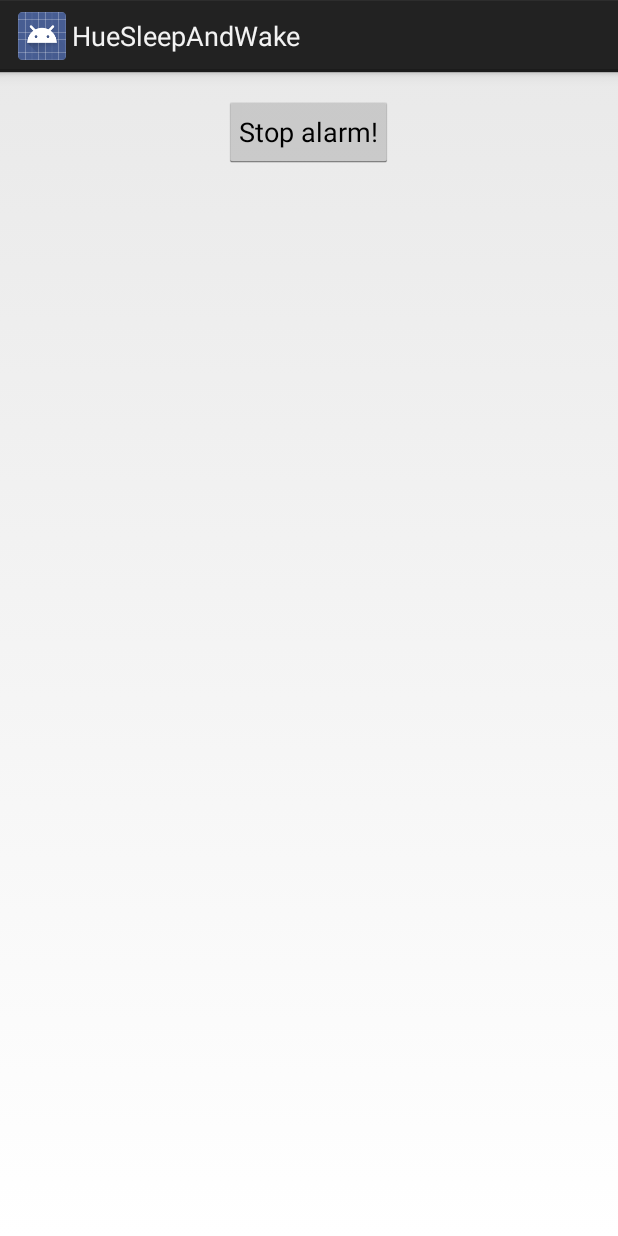
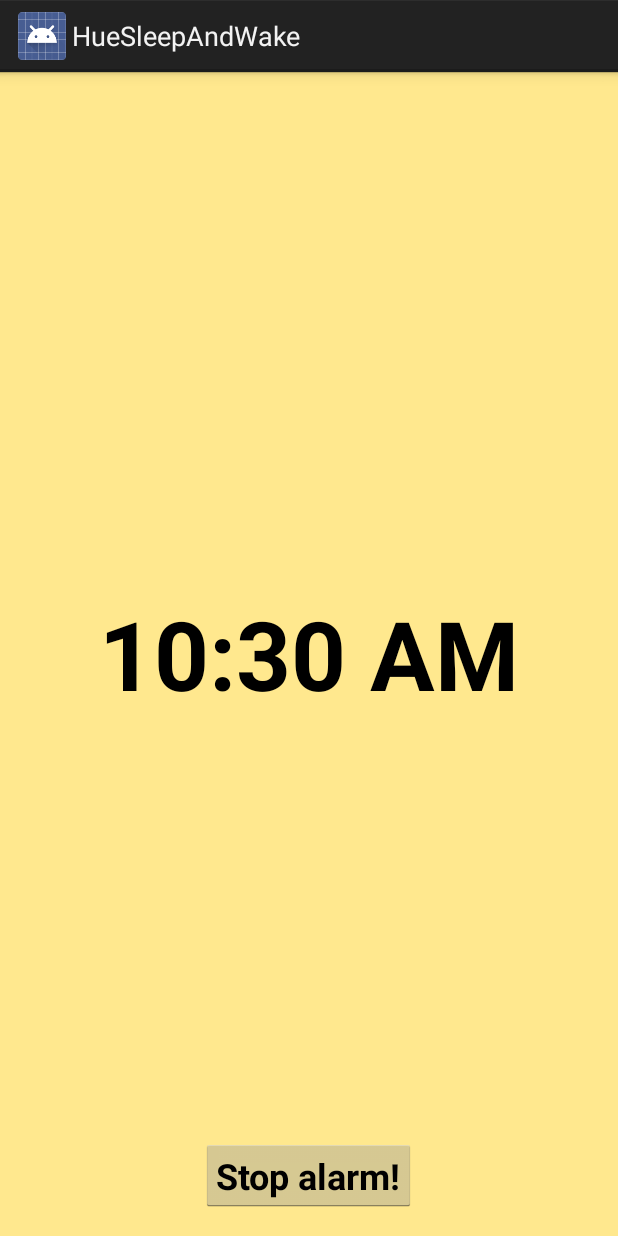
Before and after one commit to Marcel-Malus/HueSleepAndWake, an Android app: the AlarmActivity screen opened directly, with no data from a screen before it, on a phone screen of 412 x 824 dp. Run offline under Robolectric (Android 15) with nearby library versions, the phone set to English and light mode, and no system bars.

Commit message:
Sound alarm is now alarm sound. Big and orange/yellow layout for alarm activity. Added current time to alarm activity.

```diff
--- a/app/src/main/res/layout/activity_alarm.xml
+++ b/app/src/main/res/layout/activity_alarm.xml
@@ -2,20 +2,32 @@
     xmlns:tools="http://schemas.android.com/tools"
     android:layout_width="match_parent"
     android:layout_height="match_parent"
+    android:background="@color/morningOrange"
     android:paddingBottom="@dimen/activity_vertical_margin"
     android:paddingLeft="@dimen/activity_horizontal_margin"
     android:paddingRight="@dimen/activity_horizontal_margin"
     android:paddingTop="@dimen/activity_vertical_margin"
     tools:context="com.recek.huewakeup.alarm.AlarmActivity">
 
+    <TextClock
+        android:id="@+id/alarmTxtClk"
+        android:layout_width="wrap_content"
+        android:layout_height="wrap_content"
+        android:layout_centerHorizontal="true"
+        android:layout_centerVertical="true"
+        android:textSize="64sp"
+        android:textStyle="bold" />
 
     <Button
         android:id="@+id/stopAlarmBtn"
         android:layout_width="wrap_content"
         android:layout_height="wrap_content"
+        android:layout_alignParentBottom="true"
         android:layout_centerHorizontal="true"
         android:paddingLeft="10dp"
         android:paddingRight="10dp"
-        android:text="@string/btn_stop_alarm" />
+        android:text="@string/btn_stop_alarm"
+        android:textSize="24sp"
+        android:textStyle="bold" />
 
 </RelativeLayout>
--- /dev/null
+++ b/app/src/main/res/values/colors.xml
@@ -0,0 +1,6 @@
+<?xml version="1.0" encoding="utf-8"?>
+<resources>
+
+    <color name="morningOrange">#ffe88e</color>
+
+</resources>
```
Also changed, not shown: app/src/main/java/com/recek/huewakeup/alarm/AlarmSoundService.java (+8 -6 lines).
